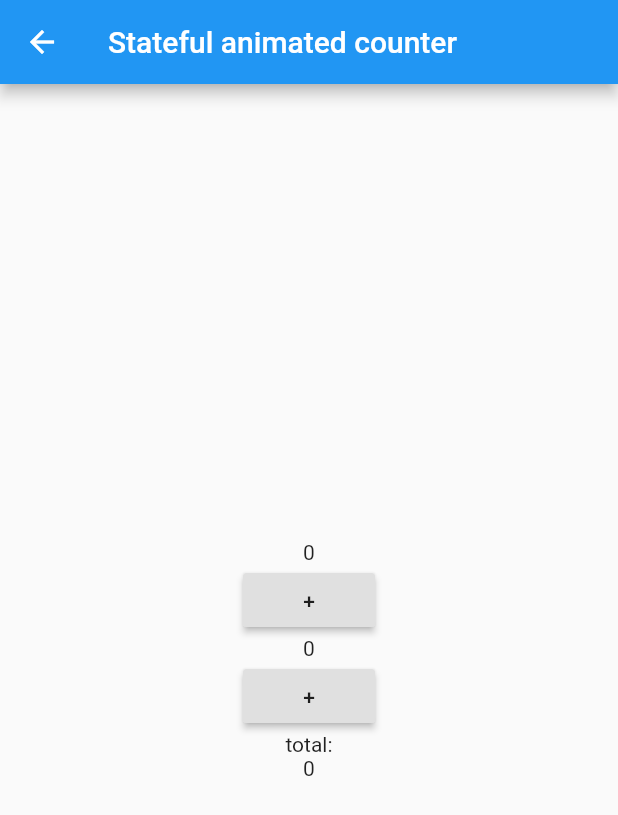
After one commit to TimWhiting/local_widget_state_approaches, a Flutter app: the StatefulAnimatedCounter screen opened directly, on a phone screen of 412 x 824 dp. The commit adds this screen. Shown: the top 815 px of the screen. Run offline on Flutter 3.47's test engine with Material 2 defaults, Android fonts, the phone set to English and light mode, and no system bars; our stand-ins replace flutter_hooks.

Commit message:
Add Animated Counter example

```diff
--- a/lib/main.dart
+++ b/lib/main.dart
@@ -1,6 +1,8 @@
 import 'package:flutter/material.dart';
 import 'package:flutter_hooks/flutter_hooks.dart';
+import 'package:local_widget_state_approaches/hooks/animated_counter.dart';
 import 'package:local_widget_state_approaches/hooks/animation.dart';
+import 'package:local_widget_state_approaches/stateful/animated_counter.dart';
 
 import 'hooks/counter.dart' show CounterHooks;
 // import 'lateProperty/counter.dart' show LatePropertyCounter; // empty
@@ -29,10 +31,10 @@ class MyApp extends StatelessWidget {
 
 enum Approach { hooks, stateful, lateProperty }
 
-enum Examples { counter, animation }
+enum Examples { counter, animation, animatedCouter }
 
 class HomePage extends HookWidget {
-  Widget pageFor({ Approach approach, Examples example }) {
+  Widget pageFor({Approach approach, Examples example}) {
     switch (example) {
       case Examples.counter:
         switch (approach) {
@@ -40,6 +42,16 @@ class HomePage extends HookWidget {
             return CounterHooks('Hook Counter');
           case Approach.stateful:
             return StatefulCounter(title: 'Stateful Counter');
+          case Approach.lateProperty:
+            return Text('unavailable'); // LatePropertyCounter(title: 'Late Property Counter');
+        }
+        break;
+      case Examples.animatedCouter:
+        switch (approach) {
+          case Approach.hooks:
+            return HookAnimatedCounter();
+          case Approach.stateful:
+            return StatefulAnimatedCounter();
           case Approach.lateProperty:
             return Text('unavailable'); // LatePropertyCounter(title: 'Late Property Counter');
         }
--- /dev/null
+++ b/lib/stateful/animated_counter.dart
@@ -0,0 +1,84 @@
+import 'package:flutter/material.dart';
+
+final firstCounter = ValueNotifier(0);
+final secondCounter = ValueNotifier(0);
+
+class StatefulAnimatedCounter extends StatelessWidget {
+  @override
+  Widget build(BuildContext context) {
+    return Scaffold(
+      appBar: AppBar(
+        title: Text('Stateful animated counter'),
+      ),
+      body: Center(
+        child: Column(
+          mainAxisAlignment: MainAxisAlignment.center,
+          children: [
+            ValueListenableBuilder<int>(
+              valueListenable: firstCounter,
+              builder: (context, value, child) {
+                return TweenAnimationBuilder<int>(
+                  duration: const Duration(seconds: 5),
+                  curve: Curves.easeOut,
+                  tween: IntTween(end: value),
+                  builder: (context, value, child) {
+                    return Text('$value');
+                  },
+                );
+              },
+            ),
+            RaisedButton(
+              onPressed: () => firstCounter.value += 100,
+              child: Text('+'),
+            ),
+            // Both counters have voluntarily a different Curve and duration
+            ValueListenableBuilder<int>(
+              valueListenable: secondCounter,
+              builder: (context, value, child) {
+                return TweenAnimationBuilder<int>(
+                  duration: const Duration(seconds: 2),
+                  curve: Curves.easeInOut,
+                  tween: IntTween(end: value),
+                  builder: (context, value, child) {
+                    return Text('$value');
+                  },
+                );
+              },
+            ),
+            RaisedButton(
+              onPressed: () => secondCounter.value += 100,
+              child: Text('+'),
+            ),
+            const Text('total:'),
+            // The total must take into account the animation of both counters
+            ValueListenableBuilder<int>(
+              valueListenable: firstCounter,
+              builder: (context, value, child) {
+                return TweenAnimationBuilder<int>(
+                  duration: const Duration(seconds: 5),
+                  curve: Curves.easeOut,
+                  tween: IntTween(end: value),
+                  builder: (context, value, child) {
+                    return ValueListenableBuilder<int>(
+                      valueListenable: secondCounter,
+                      builder: (context, value2, child) {
+                        return TweenAnimationBuilder<int>(
+                          duration: const Duration(seconds: 2),
+                          curve: Curves.easeInOut,
+                          tween: IntTween(end: value2),
+                          builder: (context, value2, child) {
+                            return Text('${value + value2}');
+                          },
+                        );
+                      },
+                    );
+                  },
+                );
+              },
+            ),
+          ],
+        ),
+      ),
+    );
+  }
+}
--- a/lib/stateful/animation.dart
+++ b/lib/stateful/animation.dart
@@ -82,7 +82,7 @@ class _ExampleState extends State<Example> with TickerProviderStateMixin, Restor
   bool _firstTime = true;
 
   @override
-  void restoreState(RestorationBucket oldBucket) {
+  void restoreState(RestorationBucket oldBucket, bool initialRestore) {
     registerForRestoration(_duration, 'duration');
     if (_firstTime)
       _animation = AnimationController(vsync: this);
```
Also changed, not shown: lib/hooks/animated_counter.dart (added, +114 -0 lines).
